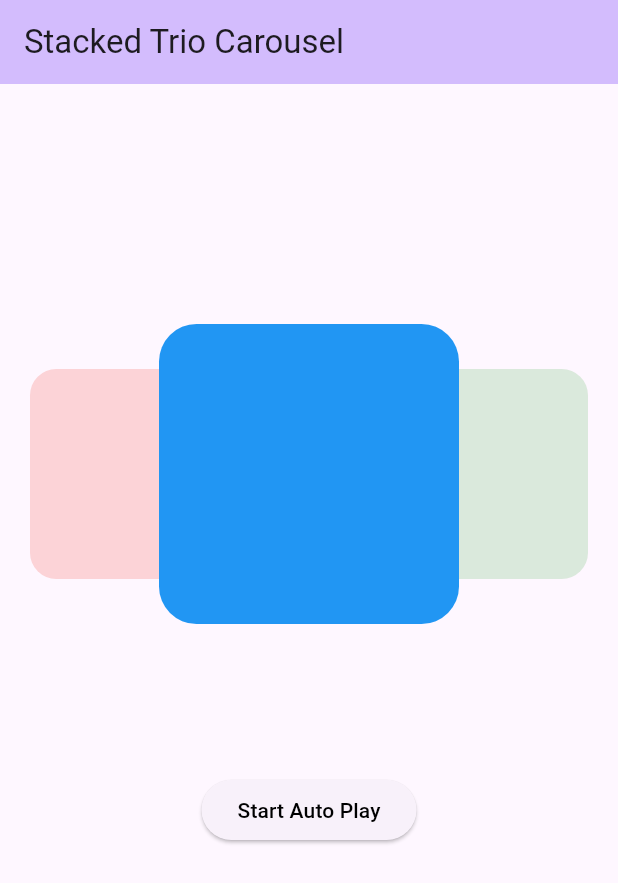
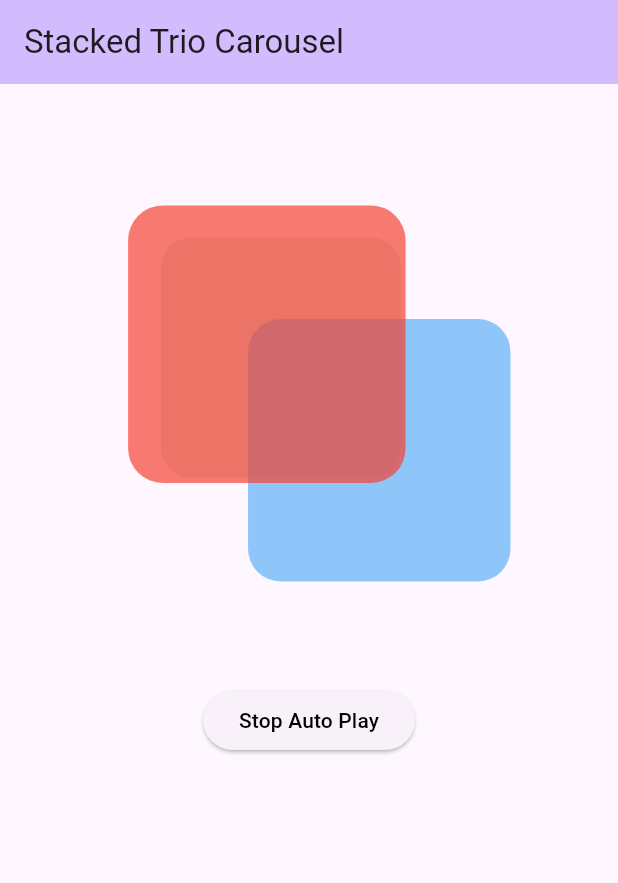
Before and after one commit to KosaiAli/stacked_trio_carousel, a Flutter app: the screen it shows after launch, on a phone screen of 412 x 824 dp. Shown: the top 883 px of the screen. Run offline on Flutter 3.47's test engine with Material 3 defaults, Android fonts, the phone set to English and light mode, and no system bars.

Commit message:
Add customizable orientation for items in the carousel

```diff
--- a/example/lib/main.dart
+++ b/example/lib/main.dart
@@ -1,3 +1,5 @@
+import 'dart:math';
+
 import 'package:flutter/material.dart';
 import 'package:stacked_trio_carousel/stacked_trio_carousel.dart';
 import 'package:stacked_trio_carousel/stacked_trio_carousel_controller.dart';
@@ -43,9 +45,10 @@ class _MyHomePageState extends State<MyHomePage> with TickerProviderStateMixin {
   void initState() {
     _carouselController = StackedTrioCarouselController(
       tickerProvider: this,
-        animationDuration: const Duration(milliseconds: 200),
+      animationDuration: const Duration(seconds: 2),
       autoPlayInterval: const Duration(seconds: 1),
-        autoPlay: false);
+      autoPlay: true,
+    );
     super.initState();
   }
 
@@ -56,19 +59,21 @@ class _MyHomePageState extends State<MyHomePage> with TickerProviderStateMixin {
         backgroundColor: Theme.of(context).colorScheme.inversePrimary,
         title: Text(widget.title),
       ),
-      body: Center(
-        child: Column(
-          mainAxisAlignment: MainAxisAlignment.center,
+      body: Column(
         children: [
           StackedTrioCarousel(
-              background: Container(),
+            background: Container(
+              height: 400,
+            ),
             params: StackedTrioCarouselParams(
               cardHeight: 200,
               cardWidth: 200,
-                padding: const EdgeInsets.symmetric(horizontal: 10),
+              scaleRatio: 0.8,
+              padding: const EdgeInsets.symmetric(horizontal: 0),
             ),
             routeObserver: routeObserver,
             controller: _carouselController,
+            angle: pi / 4,
             children: _color
                 .map(
                   (color) => GestureDetector(
@@ -89,23 +94,17 @@ class _MyHomePageState extends State<MyHomePage> with TickerProviderStateMixin {
                 )
                 .toList(),
           ),
-            const SizedBox(height: 200),
           ElevatedButton(
             onPressed: () {
-                _carouselController.autoPlay
-                    ? _carouselController.stopAutoPlay()
-                    : _carouselController.startAutoPlay();
+              _carouselController.autoPlay ? _carouselController.stopAutoPlay() : _carouselController.startAutoPlay();
               setState(() {});
             },
             child: Text(
-                _carouselController.autoPlay
-                    ? "Stop Auto Play"
-                    : "Start Auto Play",
+              _carouselController.autoPlay ? "Stop Auto Play" : "Start Auto Play",
               style: const TextStyle(color: Colors.black),
             ),
           )
         ],
-        ),
       ),
     );
   }
--- a/lib/stacked_trio_carousel.dart
+++ b/lib/stacked_trio_carousel.dart
@@ -12,6 +12,7 @@ class StackedTrioCarousel extends StatefulWidget {
     required this.background,
     required this.children,
     required this.params,
+    this.angle = 0,
     this.routeObserver,
     this.controller,
   }) : assert(
@@ -51,14 +52,16 @@ class StackedTrioCarousel extends StatefulWidget {
   /// and managed by the widget.
   final StackedTrioCarouselController? controller;
 
+  /// The angle of rotation for items in the carosuel (in radians).
+  ///
+  /// the default is 0 rad
+  final double angle;
+
   @override
   State<StackedTrioCarousel> createState() => _StackedTrioCarouselState();
 }
 
 class _StackedTrioCarouselState extends State<StackedTrioCarousel> with TickerProviderStateMixin, RouteAware {
-  // The vertical offset of the cards to center them on the background
-  late double _verticalStartingPoint;
-
   // Caching overlay entries to manage their visibility and order
   final List<OverlayEntry> _overlayEntries = [];
 
@@ -86,10 +89,13 @@ class _StackedTrioCarouselState extends State<StackedTrioCarousel> with TickerPr
         final centerPoint = renderBox.size.height / 2;
         final offset = renderBox.localToGlobal(Offset.zero);
 
-        // calculating the card Y offset based on the widget offset,the center of
-        // the widget and the height of the card
-        _verticalStartingPoint = centerPoint - widget.params.cardHeight / 2;
-        _controller.initializeAnimations(widget.params, offset.dx, size.width);
+        _controller.initializeAnimations(
+          params: widget.params,
+          size: size,
+          startPoint: offset,
+          angle: widget.angle,
+          yCenter: centerPoint,
+        );
       } catch (e, st) {
         debugPrint(
           '[StackedTrioCarousel:initState] Failed to initialize layout or animations.\n'
@@ -235,7 +241,7 @@ class _StackedTrioCarouselState extends State<StackedTrioCarousel> with TickerPr
 
   /// Creates an OverlayEntry for a stacked card with animations
   OverlayEntry _createOverlayEntry(
-    Animation<double?> animation,
+    Animation<Offset?> animation,
     Animation<double?> opacity,
     Animation<double?> scale,
     Widget child,
@@ -250,7 +256,7 @@ class _StackedTrioCarouselState extends State<StackedTrioCarousel> with TickerPr
             child: CompositedTransformFollower(
               link: layerLink,
               showWhenUnlinked: false,
-              offset: Offset(animation.value!, _verticalStartingPoint),
+              offset: animation.value!,
               child: Opacity(
                 opacity: opacity.value!, // Set the opacity based on animation
                 child: Transform.scale(
@@ -318,24 +324,24 @@ class _StackedTrioCarouselState extends State<StackedTrioCarousel> with TickerPr
 
   void _handleAnimationStart() {}
 
-  void _reinsertOverlayEntries() {
+  void _reinsertOverlayEntries(List<int> order) {
     // Reinserts overlay entries in a new order for a smooth transition
     try {
-      Overlay.of(context).insert(_overlayEntries.first);
+      Overlay.of(context).insert(_overlayEntries[order[0]]);
     } catch (e, st) {
-      debugPrint('[StackedTrioCarousel:OverlayEntries] Failed to insert entry: ${_overlayEntries.first}'
+      debugPrint('[StackedTrioCarousel:OverlayEntries] Failed to insert entry: ${_overlayEntries[order[0]]}'
           'Error: $e\n$st');
     }
     try {
-      Overlay.of(context).insert(_overlayEntries.last);
+      Overlay.of(context).insert(_overlayEntries[order[1]]);
     } catch (e, st) {
-      debugPrint('[StackedTrioCarousel:OverlayEntries] Failed to insert entry: ${_overlayEntries.last}'
+      debugPrint('[StackedTrioCarousel:OverlayEntries] Failed to insert entry: ${_overlayEntries[order[1]]}'
           'Error: $e\n$st');
     }
     try {
-      Overlay.of(context).insert(_overlayEntries[1]);
+      Overlay.of(context).insert(_overlayEntries[order[2]]);
     } catch (e, st) {
-      debugPrint('[StackedTrioCarousel:OverlayEntries] Failed to insert entry: ${_overlayEntries[1]}'
+      debugPrint('[StackedTrioCarousel:OverlayEntries] Failed to insert entry: ${_overlayEntries[order[2]]}'
           'Error: $e\n$st');
     }
   }
@@ -355,7 +361,7 @@ class _StackedTrioCarouselState extends State<StackedTrioCarousel> with TickerPr
               }
             }
 
-            _reinsertOverlayEntries();
+            _reinsertOverlayEntries([0, 2, 1]);
           }
         }
         break;
@@ -373,7 +379,7 @@ class _StackedTrioCarouselState extends State<StackedTrioCarousel> with TickerPr
                 } // Remove all entries for reordering
               }
 
-              _reinsertOverlayEntries();
+              _reinsertOverlayEntries([0, 2, 1]);
             }
           }
         } else {
@@ -387,7 +393,7 @@ class _StackedTrioCarouselState extends State<StackedTrioCarousel> with TickerPr
                 } // Remove all entries for reordering
               }
 
-              _reinsertOverlayEntries();
+              _reinsertOverlayEntries([0, 1, 2]);
             }
           }
         }
--- a/lib/stacked_trio_carousel_controller.dart
+++ b/lib/stacked_trio_carousel_controller.dart
@@ -2,6 +2,7 @@ import 'dart:async';
 import 'package:flutter/material.dart';
 
 import 'stacked_trio_carousel.dart';
+import 'dart:math' as math;
 
 /// Enum representing the method of swiping the cards
 enum SwipingMethod {
@@ -18,7 +19,7 @@ class StackedTrioCarouselController {
   late AnimationController _animationController;
 
   /// Animations for card positions, opacity, and scaling
-  late List<Animation<double>> positionAnimations;
+  late List<Animation<Offset>> positionAnimations;
   late List<Animation<double>> opacityAnimations;
   late List<Animation<double>> scaleAnimations;
 
@@ -76,8 +77,7 @@ class StackedTrioCarouselController {
   /// Getter for whether auto-play is active
   bool get autoPlay => _autoPlay;
 
-  bool get isAnimationCompleted =>
-      _animationController.status == AnimationStatus.completed;
+  bool get isAnimationCompleted => _animationController.status == AnimationStatus.completed;
 
   /// Constructor for the controller
   /// - [tickerProvider] is required for animations
@@ -138,9 +138,7 @@ class StackedTrioCarouselController {
     } else if (status == AnimationStatus.completed) {
       _hasPassedMid = false;
       if (_swipingMethod == SwipingMethod.userDriven) {
-        if (_isSwipingforward &&
-            !_cardSwapped &&
-            _animationController.value == 1) {
+        if (_isSwipingforward && !_cardSwapped && _animationController.value == 1) {
           onAnimationEnd?.call();
           _cardSwapped = true; // Mark that the card has been swapped
           _animationController.reset();
@@ -155,105 +153,140 @@ class StackedTrioCarouselController {
   }
 
   /// Initialize animations for positions, opacity, and scaling
-  void initializeAnimations(
-      StackedTrioCarouselParams params, xStartPoint, parentWidth) {
+  void initializeAnimations({
+    required StackedTrioCarouselParams params,
+    required Offset startPoint,
+    required Size size,
+    required double angle,
+    required double yCenter,
+  }) {
     positionAnimations = [
       // Position animation for the first card
       Tween(
               begin: _firstCardPosition(
-            xPoint: xStartPoint,
+                  xPoint: startPoint.dx,
                   cardWidth: params.cardWidth,
-            horizontalPadding: params.padding.horizontal,
+                  padding: params.padding,
                   scaleRatio: params.scaleRatio,
-          ),
+                  cardHeight: params.cardHeight,
+                  yCenter: yCenter,
+                  angle: angle,
+                  height: size.height,
+                  width: size.width),
               end: _secondCardPosition(
                   cardWidth: params.cardWidth,
-            horizontalPadding: params.padding.horizontal,
+                  padding: params.padding,
                   scaleRatio: params.scaleRatio,
-            width: parentWidth,
-          )).animate(_animationController),
+                  width: size.width,
+                  angle: angle,
+                  cardHeight: params.cardHeight,
+                  yCenter: yCenter,
+                  height: size.height,
+                  xPoint: startPoint.dx))
+          .animate(_animationController),
       // Position animation for the second card
       Tween(
           begin: _secondCardPosition(
             cardWidth: params.cardWidth,
-            horizontalPadding: params.padding.horizontal,
+            padding: params.padding,
             scaleRatio: params.scaleRatio,
-            width: parentWidth,
+            width: size.width,
+            angle: angle,
+            cardHeight: params.cardHeight,
+            yCenter: yCenter,
+            height: size.height,
+            xPoint: startPoint.dx,
           ),
           end: _thirdCardPosition(
             cardWidth: params.cardWidth,
-            width: parentWidth,
+            width: size.width,
+            cardHeight: params.cardHeight,
+            height: yCenter * 2,
           )).animate(_animationController),
       // Position animation for the third card
       Tween(
           begin: _thirdCardPosition(
             cardWidth: params.cardWidth,
-            width: parentWidth,
+            width: size.width,
+            height: yCenter * 2,
+            cardHeight: params.cardHeight,
           ),
           end: _firstCardPosition(
-            xPoint: xStartPoint,
+            xPoint: startPoint.dx,
             cardWidth: params.cardWidth,
-            horizontalPadding: params.padding.horizontal,
+            padding: params.padding,
             scaleRatio: params.scaleRatio,
+            cardHeight: params.cardHeight,
+            yCenter: yCenter,
+            angle: angle,
+            height: size.height,
+            width: size.width,
           )).animate(_animationController)
     ];
 
     opacityAnimations = [
       // Opacity animation for the first card
-      Tween<double>(begin: params.minimumOpacity, end: params.minimumOpacity)
-          .animate(_animationController),
+      Tween<double>(begin: params.minimumOpacity, end: params.minimumOpacity).animate(_animationController),
       // Opacity animation for the second card
-      Tween<double>(begin: params.minimumOpacity, end: params.maximumOpacity)
-          .animate(_animationController),
+      Tween<double>(begin: params.minimumOpacity, end: params.maximumOpacity).animate(_animationController),
       // Opacity animation for the third card
-      Tween<double>(begin: params.maximumOpacity, end: params.minimumOpacity)
-          .animate(_animationController),
+      Tween<double>(begin: params.maximumOpacity, end: params.minimumOpacity).animate(_animationController),
     ];
 
     scaleAnimations = [
       // Scale animation for the first card
-      Tween<double>(begin: params.scaleRatio, end: params.scaleRatio)
-          .animate(_animationController),
+      Tween<double>(begin: params.scaleRatio, end: params.scaleRatio).animate(_animationController),
       // Scale animation for the second card
-      Tween<double>(begin: params.scaleRatio, end: 1)
-          .animate(_animationController),
+      Tween<double>(begin: params.scaleRatio, end: 1).animate(_animationController),
       // Scale animation for the third card
-      Tween<double>(begin: 1, end: params.scaleRatio)
-          .animate(_animationController),
+      Tween<double>(begin: 1, end: params.scaleRatio).animate(_animationController),
     ];
   }
 
   /// Helper to calculate the position of the first card
-  double _firstCardPosition({
+  Offset _firstCardPosition({
     required double xPoint,
     required double cardWidth,
+    required double cardHeight,
     required double scaleRatio,
-    required double horizontalPadding,
+    required EdgeInsets padding,
+    required double yCenter,
+    required double angle,
+    required double width,
+    required double height,
   }) {
-    return xPoint -
-        ((cardWidth - cardWidth * scaleRatio) / 2) +
-        horizontalPadding; // Adjust position based on scale ratio and padding
+    final xCord = ((width / 2) - (cardWidth / 2)) - (((width / 2) - (cardWidth / 2)) * math.cos(angle)) + padding.horizontal;
+    final yCord = ((height / 2) - (cardHeight / 2)) - (((height / 2) - (cardHeight / 2)) * math.sin(angle));
+    return Offset(xCord, yCord); // Adjust position based on scale ratio and padding
   }
 
   /// Helper to calculate the position of the second card
-  double _secondCardPosition({
+  Offset _secondCardPosition({
+    required double xPoint,
+    required double cardWidth,
+    required double cardHeight,
+    required double scaleRatio,
+    required EdgeInsets padding,
+    required double yCenter,
+    required double angle,
+    required double width,
+    required double height,
+  }) {
+    final xCord = ((width / 2) - (cardWidth / 2)) + (((width / 2) - (cardWidth / 2)) * math.cos(angle)) - padding.horizontal;
+    final yCord = ((height / 2) - (cardHeight / 2)) + (((height / 2) - (cardHeight / 2)) * math.sin(angle));
+    return Offset(xCord, yCord); // Adjust position based on scale ratio and padding
+  }
+
+  /// Helper to calculate the position of the third card (center widget)
+  Offset _thirdCardPosition({
     required double width,
     required double cardWidth,
-    required double scaleRatio,
-    required double horizontalPadding,
+    required double height,
+    required double cardHeight,
   }) {
-    return width -
-        (cardWidth * scaleRatio + ((cardWidth - cardWidth * scaleRatio) / 2)) -
-        horizontalPadding; // Adjust position based on scale ratio and padding
-  }
-
-  /// Helper to calculate the position of the third card
-  double _thirdCardPosition({
-    required double width,
-    required double cardWidth,
-  }) {
-    return (width / 2) -
-        (cardWidth / 2); // Center the card within the parent width
+    final xCord = (width / 2) - (cardWidth / 2);
+    final yCord = (height / 2) - (cardHeight / 2);
+    return Offset(xCord, yCord); // Center the card within the parent width
   }
 
   /// Starts the auto-play timer
@@ -314,8 +347,7 @@ class StackedTrioCarouselController {
 
   /// Updates animation progress based on user drag gestures
   void onUserInteractionUpdate(DragUpdateDetails details, double cardWidth) {
-    _swipingMethod =
-        SwipingMethod.userDriven; // Set swiping method to user-driven
+    _swipingMethod = SwipingMethod.userDriven; // Set swiping method to user-driven
 
     // Determine swipe direction and update state
     if (_isSwipingforward != details.delta.dx < 0) {
@@ -324,11 +356,8 @@ class StackedTrioCarouselController {
     _isSwipingforward = details.delta.dx < 0; // Update swiping direction
 
     if (!_cardSwapped) {
-      double value = 1 -
-          (details.globalPosition.dx /
-              cardWidth); // Calculate new animation value
-      _animationController.value =
-          value.clamp(0, 1); // Clamp value between 0 and 1
+      double value = 1 - (details.globalPosition.dx / cardWidth); // Calculate new animation value
+      _animationController.value = value.clamp(0, 1); // Clamp value between 0 and 1
     }
   }
 
--- a/pubspec.yaml
+++ b/pubspec.yaml
@@ -1,6 +1,6 @@
 name: stacked_trio_carousel
 description: "A flutter package provides a visually engaging card carousel with a stacked layout of three cards."
-version: 1.0.2
+version: 1.0.3
 homepage: https://github.com/KosaiAli/stacked_trio_carousel.git
 repository: https://github.com/KosaiAli/stacked_trio_carousel.git
 
```
Also changed, not shown: doc/45 degree.gif (added), doc/90 degree.gif (added), 5 other files. Lines whose indentation alone changed are shown as unchanged.
